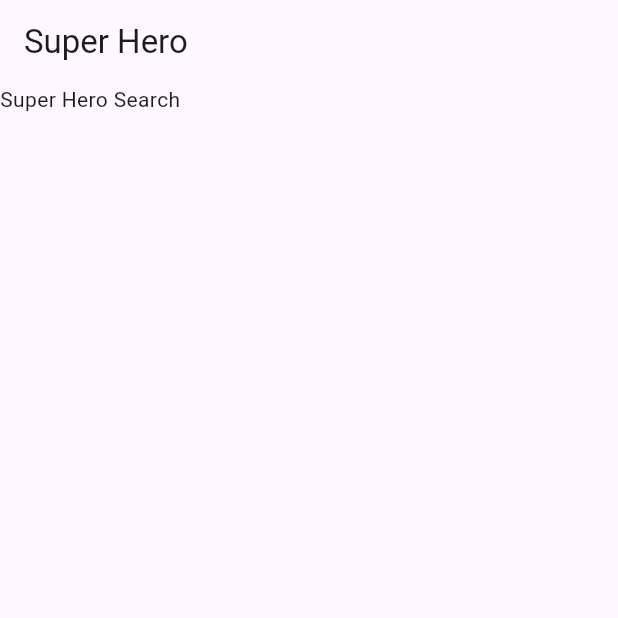
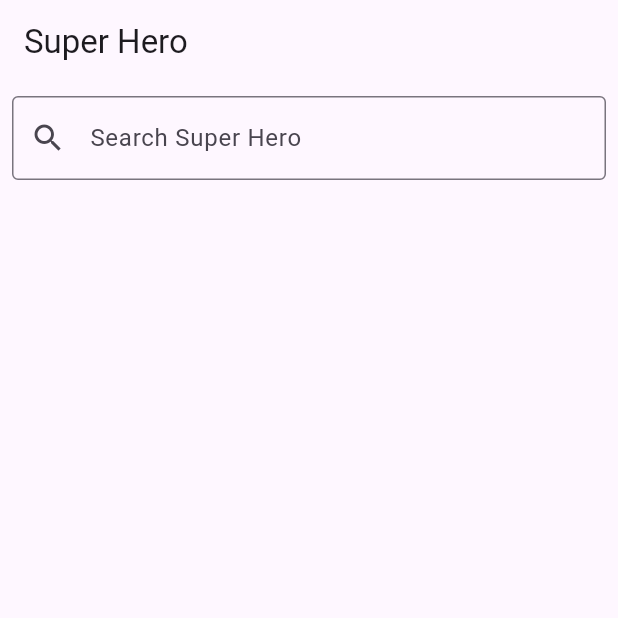
Before and after one commit to juansolar/super_hero_flutter, a Flutter app: the screen it shows after launch, on a phone screen of 412 x 824 dp, the top half of it. Run offline on Flutter 3.47's test engine with Material 3 defaults, Android fonts, the phone set to English and light mode, and no system bars.

Commit message:
feat: add superhero search input field

```diff
--- a/lib/screens/superhero_search_screen.dart
+++ b/lib/screens/superhero_search_screen.dart
@@ -17,7 +17,19 @@ class _SuperheroSearchScreenState extends State<SuperheroSearchScreen> {
       ),
       body: Column(
         children: [
-          Text("Super Hero Search")
+          Padding(
+            padding: const EdgeInsets.all(8.0),
+            child: TextField(
+              decoration: InputDecoration(
+                hintText: "Search Super Hero",
+                prefixIcon: Icon(Icons.search),
+                border: OutlineInputBorder()
+              ),
+              onChanged: (text){
+                print(text);
+              },
+            ),
+          )
         ],
       ),
     );
```
